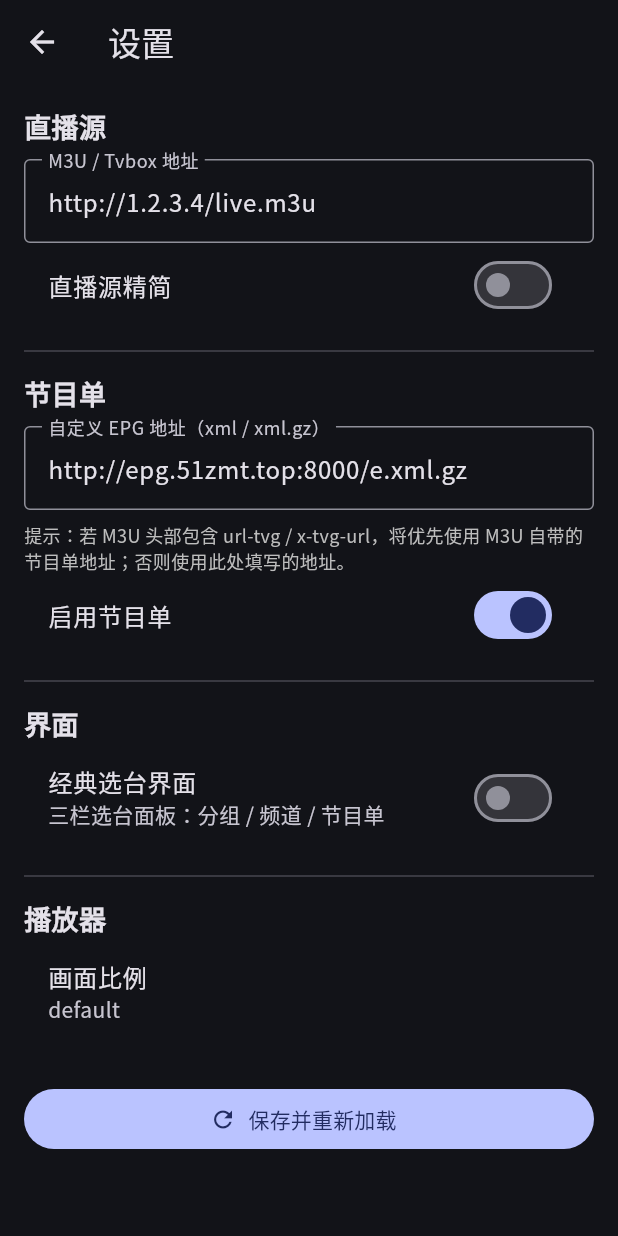
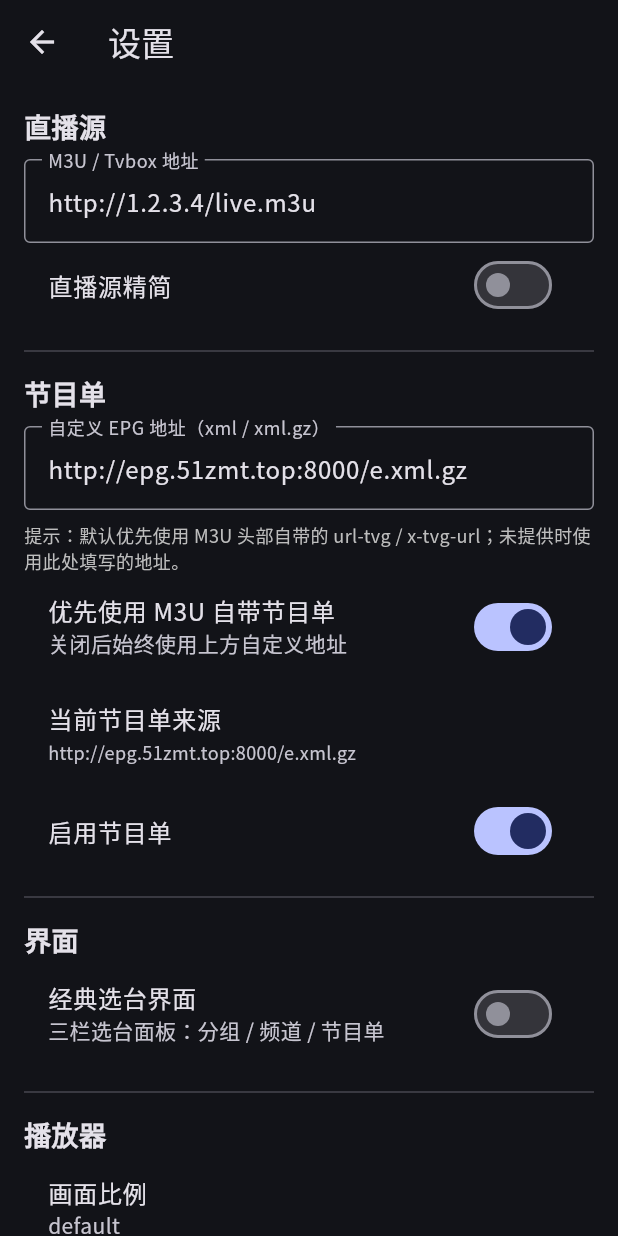
Before and after one commit to Allone/mytv, a Flutter app: the screen it shows after launch, after a tap on the "settings" icon, on a phone screen of 412 x 824 dp. Run offline on Flutter 3.47's test engine with Material 3 defaults, Android fonts, the light colour scheme and no system bars; our stand-ins replace cached_network_image, shared_preferences; missing offline and left inert: dart:html, dart:js_util, media_kit, media_kit_video, window_manager; network calls fail.

Commit message:
Default to EPG from M3U header; add prefer-M3U switch

```diff
--- a/lib/providers/epg_provider.dart
+++ b/lib/providers/epg_provider.dart
@@ -17,10 +17,11 @@ class EpgProvider extends ChangeNotifier {
   Future<void> load(IptvGroupList? groupList) async {
     if (kIsWeb) return; // Web 端 EPG 受 CORS 限制，跳过
     if (!SP.epgEnable) return;
-    // 优先使用 M3U 头部自带的 url-tvg；否则使用设置中的自定义地址
-    final url = (groupList?.epgUrl != null && groupList!.epgUrl!.isNotEmpty)
-        ? groupList.epgUrl!
-        : SP.epgXmlUrl;
+    // 默认优先使用 M3U 头部自带的 url-tvg / x-tvg-url；
+    // 若关闭该选项或 M3U 未提供，则使用设置中的自定义地址。
+    final m3uUrl = groupList?.epgUrl;
+    final hasM3uUrl = m3uUrl != null && m3uUrl.isNotEmpty;
+    final url = (SP.epgPreferM3u && hasM3uUrl) ? m3uUrl : SP.epgXmlUrl;
     if (url.isEmpty) return;
     _activeUrl = url;
     _loading = true;
--- a/lib/providers/settings_provider.dart
+++ b/lib/providers/settings_provider.dart
@@ -16,6 +16,9 @@ class SettingsProvider extends ChangeNotifier {
 
   String get epgXmlUrl => SP.epgXmlUrl;
   set epgXmlUrl(String v) { SP.epgXmlUrl = v; notifyListeners(); }
+
+  bool get epgPreferM3u => SP.epgPreferM3u;
+  set epgPreferM3u(bool v) { SP.epgPreferM3u = v; notifyListeners(); }
 
   double get uiDensityScale => SP.uiDensityScale;
   set uiDensityScale(double v) { SP.uiDensityScale = v; notifyListeners(); }
--- a/lib/screens/settings_screen.dart
+++ b/lib/screens/settings_screen.dart
@@ -45,6 +45,7 @@ class _SettingsScreenState extends State<SettingsScreen> {
   @override
   Widget build(BuildContext context) {
     final sp = context.watch<SettingsProvider>();
+    final epg = context.watch<EpgProvider>();
     return Scaffold(
       appBar: AppBar(title: const Text('设置')),
       body: ListView(
@@ -76,9 +77,20 @@ class _SettingsScreenState extends State<SettingsScreen> {
           ),
           const SizedBox(height: 8),
           Text(
-            '提示：若 M3U 头部包含 url-tvg / x-tvg-url，将优先使用 M3U 自带的节目单地址；否则使用此处填写的地址。',
+            '提示：默认优先使用 M3U 头部自带的 url-tvg / x-tvg-url；未提供时使用此处填写的地址。',
             style: TextStyle(fontSize: 12, color: Colors.grey.shade400),
           ),
+          SwitchListTile(
+            title: const Text('优先使用 M3U 自带节目单'),
+            subtitle: const Text('关闭后始终使用上方自定义地址'),
+            value: sp.epgPreferM3u,
+            onChanged: (v) => sp.epgPreferM3u = v,
+          ),
+          if (epg.activeUrl != null)
+            ListTile(
+              title: const Text('当前节目单来源'),
+              subtitle: Text(epg.activeUrl!, style: const TextStyle(fontSize: 12)),
+            ),
           SwitchListTile(
             title: const Text('启用节目单'),
             value: sp.epgEnable,
--- a/lib/services/iptv_parser.dart
+++ b/lib/services/iptv_parser.dart
@@ -25,9 +25,9 @@ class M3uIptvParser implements IptvParser {
       if (line.isEmpty) continue;
       if (line.startsWith('#EXTM3U')) {
         // 解析 url-tvg / x-tvg-url 节目单地址
-        final m = RegExp(r'(url-tvg|x-tvg-url)\s*=\s*"([^"]*)"').firstMatch(line);
+        final m = RegExp(r'(url-tvg|x-tvg-url|tvg-url)\s*=\s*"([^"]*)"').firstMatch(line);
         if (m != null && m.group(2)!.isNotEmpty) {
-          epgUrl = m.group(2);
+          epgUrl = m.group(2)!.split(',').first.trim();
         }
         continue;
       }
--- a/lib/services/sp.dart
+++ b/lib/services/sp.dart
@@ -39,6 +39,9 @@ class SP {
   static String get epgXmlUrl => _s('epg_xml_url', 'http://epg.51zmt.top:8000/e.xml.gz');
   static set epgXmlUrl(String v) => _ss('epg_xml_url', v);
 
+  static bool get epgPreferM3u => _b('epg_prefer_m3u', true);
+  static set epgPreferM3u(bool v) => _sb('epg_prefer_m3u', v);
+
   // UI
   static double get uiDensityScale => _d('ui_density_scale', 1.0);
   static set uiDensityScale(double v) => _sd('ui_density_scale', v);
```
